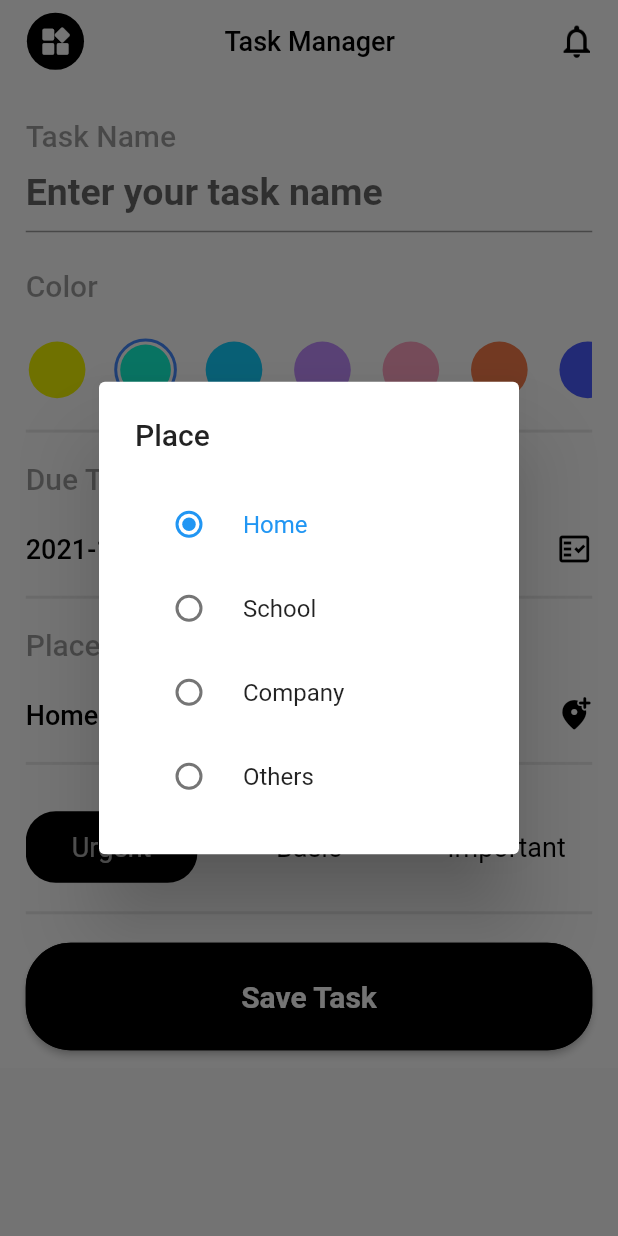
After one commit to tamntt2710/to_do_app, a Flutter app: the AddTaskWidget screen opened directly, after a tap on the "add location alt" icon, on a phone screen of 412 x 824 dp. The commit adds this screen. Run offline on Flutter 3.47's test engine with Material 2 defaults, Android fonts, the phone set to English and light mode, and no system bars; our stand-ins replace flutter_screenutil.

Commit message:
todo_task_done_add_update_delete_v1

```diff
--- /dev/null
+++ b/lib/component/add_task_screen/add_task_screen.dart
@@ -0,0 +1,257 @@
+import 'package:flutter/cupertino.dart';
+import 'package:flutter/material.dart';
+import 'package:flutter_screenutil/flutter_screenutil.dart';
+import 'package:provider/provider.dart';
+import 'package:to_do_app/common/common.dart';
+import 'package:to_do_app/component/data_picker/time_picker.dart';
+import 'package:to_do_app/model/TaskManager.dart';
+import 'package:to_do_app/model/colors.dart';
+import 'package:to_do_app/model/level_of_event.dart';
+import 'package:to_do_app/model/place.dart';
+import 'package:to_do_app/model/task.dart';
+import '../app_bar_custom.dart';
+import '../list_sort_button.dart';
+import 'color_item.dart';
+class AddTaskWidget extends StatefulWidget {
+  const AddTaskWidget({Key? key}) : super(key: key);
+  @override
+  _AddTaskWidgetState createState() => _AddTaskWidgetState();
+}
+class _AddTaskWidgetState extends State<AddTaskWidget> {
+  Task task = Task(day: '27/10/2021',
+    name: 'Happy birthday',
+    place: 'Home', level: 'Important', color: Color(0xFFFFA3C2),);
+  final _formKey = GlobalKey<FormState>();
+
+  @override
+  Widget build(BuildContext context) {
+    return Scaffold(
+      appBar: AppBarCustom(page : 1),
+      body: SingleChildScrollView(
+          child: Container(
+              padding: EdgeInsets.only(left:15.w,top:20.h,right: 15.w),
+              decoration: BoxDecoration(
+                color: Colors.white,
+              ),
+              child: SingleChildScrollView(
+                child: Column(
+                  crossAxisAlignment: CrossAxisAlignment.start,
+                  children: [
+                    Text("Task Name",style:editText),
+                    buildTitle(),
+                    SizedBox(height: 20.h,),
+                    Text("Color",style: editText,),
+                    buldColor(context),
+                    divider,
+                    customPadding("Due Time"),
+                    buildTime(context),
+                    divider,
+                    customPadding("Place"),
+                    buildPlace(context),
+                    divider,
+                    buildLevel(context),
+                    divider,
+                    buildButton(context),
+                  ],
+                ),
+              ))
+      ),
+    );
+  }
+  _showSingleChoiceDialog(BuildContext context)
+  => showDialog(
+      context: context,
+      builder : (context) {
+        final _singleNotifier = Provider.of<Place>(context);
+        return AlertDialog(
+          title: Text("Place"),
+          content: SingleChildScrollView(
+            child: Container(
+                width: double.infinity,
+                child: Column(
+                  mainAxisSize: MainAxisSize.min,
+                  children:
+                  placeOfEvent.map((e) => RadioListTile(
+                    title: Text(e),
+                    value: e,
+                    groupValue: _singleNotifier.currentPlace,
+                    selected: _singleNotifier.currentPlace == e,
+                    onChanged: (value){
+                      _singleNotifier.updatePlace(value.toString());
+                      Navigator.of(context).pop();
+                    },
+                  )).toList(),
+                )
+            ),
+          ),
+        );
+      }
+  );
+  DateTime selectedDate1 = DateTime.now();
+  _selectDate(BuildContext context) async {
+    final _timePicker = Provider.of<DatePickerDState>(context,listen: false);
+    DateTime? picked = await showDatePicker(
+        context: context,
+        initialDate: selectedDate1,
+        firstDate: _timePicker.firstDate,
+        lastDate: _timePicker.lastDate,
+        textDirection: TextDirection.ltr,
+        builder: (context,child){
+          return Theme(
+            data: ThemeData(
+              primaryColor: Color(0xFFFFA3C2),
+              // primarySwatch: Colors.black,
+              accentColor: Color(0xFFFFA3C2),
+            ),
+            child: child as Widget,
+          );
+        }
+    );
+    _timePicker.chooseDate(picked!);
+  }
+
+  Widget buildTitle() => TextField(
+    key: _formKey,
+    maxLines: 1,
+    style: inputText,
+    decoration: InputDecoration(
+      border: UnderlineInputBorder(
+          borderSide: new BorderSide(
+              color: Color(0xFFEAEAEA)
+          )
+      ),
+      hintText: 'Enter your task name',
+
+    ),
+    onChanged: onChangedTitle,
+
+  );
+
+  Widget buildButton(context) => Container(
+    padding: EdgeInsets.only(top: 10.h,bottom: 10.h),
+    height:80.h,
+    child: ElevatedButton(
+        style: ButtonStyle(
+            foregroundColor: MaterialStateProperty.all<Color>(Colors.white),
+            backgroundColor: MaterialStateProperty.all<Color>
+              (Colors.black),
+            shape: MaterialStateProperty.all<RoundedRectangleBorder>(
+                RoundedRectangleBorder(
+                    borderRadius: BorderRadius.circular(30.0),
+                    side: BorderSide(color: Colors.black)
+                )
+            )
+        ),
+        onPressed: addTask,
+        child: Center(
+          child: Text("Save Task",style: TextStyle(
+              fontSize: 20,
+              fontWeight: FontWeight.bold)),
+        )),
+  );
+
+  buldColor(BuildContext context) => Container(
+    margin: EdgeInsets.only(top:20.h,bottom: 10.h),
+    height: 35.h,
+    child: ListView.separated(
+        scrollDirection: Axis.horizontal,
+        itemCount: Provider.of<BackGroundColor>(context).listColors.length,
+        itemBuilder: (context, index) {
+          return ColorItem(
+            color: Provider.of<BackGroundColor>(context,
+                listen:false).listColors[index],
+            selected:  Provider.of<BackGroundColor>(context,
+                listen:false).selectedColor == index ? true:false,
+            press: () {
+              Provider.of<BackGroundColor>(context,
+                  listen:false).chooseColor(index);
+              task.color = Provider.of<BackGroundColor>(context,
+                  listen:false).itemColor;
+            },
+          );
+        },
+        separatorBuilder: (BuildContext context, int index) =>
+            SizedBox(width: 15.w,)),
+  );
+
+  buildTime(BuildContext context) => Padding(
+    padding: EdgeInsets.only(bottom: 10.h),
+    child: Row(
+      mainAxisAlignment: MainAxisAlignment.spaceBetween,
+      children: [
+        Text(
+            Provider.of<DatePickerDState>(context)
+                .dateSelect.toString(),
+            style: textTime
+        ),
+        GestureDetector(
+          onTap: (){
+            Provider.of<DatePickerDState>(context,
+                listen:false).chooseDate(Provider.of<DatePickerDState>(context,
+                listen:false).selectedDate);
+            _selectDate(context);
+            task.day = Provider.of<DatePickerDState>(context,listen: false)
+                .dateSelect
+                .toString();
+          },
+          child: Icon(Icons.fact_check_outlined,color: Colors
+              .black,),
+        ),
+      ],
+    ),
+  );
+
+  buildPlace(BuildContext context) => Padding(
+    padding: EdgeInsets.only(bottom: 10.h),
+    child: Row(
+      mainAxisAlignment: MainAxisAlignment.spaceBetween,
+      children: [
+        Text(
+            Provider.of<Place>(context).currentPlace,
+            style: textTime
+        ),
+        GestureDetector(
+          onTap: (){
+            task.place = Provider.of<Place>(context,listen: false).currentPlace;
+            return _showSingleChoiceDialog(context);
+          },
+          child: Icon(Icons.add_location_alt_rounded,color: Colors
+              .black,),
+        ),
+      ],
+    ),
+  );
+
+  buildLevel(BuildContext context) =>Container(
+    margin: EdgeInsets.only(right: 10.w,bottom: 10.h, top: 20.h),
+    height: 40.h,
+    child: ListView.separated(
+        scrollDirection: Axis.horizontal,
+        itemCount: Provider.of<LevelOfEvent>(context).levels.length,
+        itemBuilder: (context, index) {
+          return SortButtonList(
+            text:
+            Provider.of<LevelOfEvent>(context,
+                listen:false).levels[index],
+            isSeclected:
+            Provider
+                .of<LevelOfEvent>(context,
+                listen:false).selected == index ? true : false,
+            press: () {
+              task.level = Provider.of<LevelOfEvent>(context,
+                  listen:false).levelChoosen;
+              Provider.of<LevelOfEvent>(context,
+                  listen:false).chooseLevel(index);
+            },
+          );
+        },
+        separatorBuilder: (BuildContext context, int index) =>
+            SizedBox(width: 15.w,)),
+  );
+
+  void addTask() {
+    Provider.of<TodosProvider>(context, listen: false).addTodo(task);
+    Navigator.of(context).pop();
+  }
+  void onChangedTitle(String value) => setState(() =>task.name = value);
+}
--- a/lib/component/edit_task_screen/item_event_view.dart
+++ b/lib/component/add_task_screen/item_event_view.dart
@@ -1,7 +1,12 @@
 import 'package:flutter/material.dart';
 import 'package:flutter_screenutil/flutter_screenutil.dart';
+import 'package:provider/provider.dart';
 import 'package:to_do_app/component/Item/text_item.dart';
+import 'package:to_do_app/component/edit_task_screen/edit_screen.dart';
+import 'package:to_do_app/model/TaskManager.dart';
 import 'package:to_do_app/model/task.dart';
+
+import '../../utils.dart';
 class ItemEvent extends StatelessWidget {
   Task task;
   ItemEvent({Key? key,required this.task}) : super(key: key);
@@ -40,11 +45,11 @@ class ItemEvent extends StatelessWidget {
                     ),
                     child: GestureDetector(
                         onTap:(){
-                        //   Navigator.push(
-                        //   context,
-                        //   MaterialPageRoute(
-                        //       builder: (context) => EditTaskScreen()),
-                        // );
+                          Navigator.push(
+                          context,
+                          MaterialPageRoute(
+                              builder: (context) => EditTaskWidget(task: task,)),
+                        );
                         },
                         child: Center(
                             child: Icon(Icons.edit,color: Colors
@@ -58,10 +63,22 @@ class ItemEvent extends StatelessWidget {
               crossAxisAlignment: CrossAxisAlignment.start,
               //   mainAxisAlignment: MainAxisAlignment.spaceBetween,
               children: [
-                Text(task.name,style: TextStyle(
-                    fontSize: 25,
-                    fontWeight: FontWeight.w500
-                ),),
+                Row(
+                  mainAxisAlignment: MainAxisAlignment.spaceBetween,
+                  children: [
+                    Text(task.name,style: TextStyle(
+                        fontSize: 25,
+                        fontWeight: FontWeight.w500
+                    ),),
+                    GestureDetector(
+                        onTap: ()
+                       => deleteTask(context,task),
+                        child: Center(
+                            child: Icon(Icons.delete,color: Colors
+                                .white,size: 25,)))
+                  ],
+
+                ),
                 Row(
                   children: [
                     Icon(Icons.fact_check_outlined,color: Colors
@@ -116,4 +133,9 @@ class ItemEvent extends StatelessWidget {
       ),
     );
   }
+  deleteTask(BuildContext context, Task task) {
+    final provider = Provider.of<TodosProvider>(context, listen: false);
+    provider.removeTodo(task);
+    Utils.showSnackBar(context, 'Deleted the task');
+  }
 }
--- a/lib/component/edit_task_screen/edit_task_screen.dart
+++ b/lib/component/edit_task_screen/edit_screen.dart
@@ -1,28 +1,40 @@
-import 'package:flutter/cupertino.dart';
 import 'package:flutter/material.dart';
 import 'package:flutter_screenutil/flutter_screenutil.dart';
 import 'package:provider/provider.dart';
 import 'package:to_do_app/common/common.dart';
+import 'package:to_do_app/component/add_task_screen/color_item.dart';
 import 'package:to_do_app/component/data_picker/time_picker.dart';
 import 'package:to_do_app/model/TaskManager.dart';
 import 'package:to_do_app/model/colors.dart';
 import 'package:to_do_app/model/level_of_event.dart';
 import 'package:to_do_app/model/place.dart';
 import 'package:to_do_app/model/task.dart';
+
 import '../app_bar_custom.dart';
 import '../list_sort_button.dart';
-import 'color_item.dart';
 class EditTaskWidget extends StatefulWidget {
-  const EditTaskWidget({Key? key}) : super(key: key);
+  final Task task;
+  const EditTaskWidget({Key? key,required this.task}) : super(key: key);
   @override
   _EditTaskWidgetState createState() => _EditTaskWidgetState();
 }
+
 class _EditTaskWidgetState extends State<EditTaskWidget> {
-  Task task = Task(day: '27/10/2021',
-    name: 'Happy birthday',
-    place: 'Home', level: 'Important', color: Color(0xFFFFA3C2),);
   final _formKey = GlobalKey<FormState>();
-
+  late String name;
+  late Color color;
+  late String day;
+  late String place;
+  late String level;
+  @override
+  void initState() {
+    super.initState();
+    name = widget.task.name;
+    color = widget.task.color;
+    day = widget.task.day;
+    place = widget.task.place;
+    level = widget.task.level;
+  }
   @override
   Widget build(BuildContext context) {
     return Scaffold(
@@ -78,6 +90,7 @@ class _EditTaskWidgetState extends State<EditTaskWidget> {
                     selected: _singleNotifier.currentPlace == e,
                     onChanged: (value){
                       _singleNotifier.updatePlace(value.toString());
+                      place = _singleNotifier.currentPlace;
                       Navigator.of(context).pop();
                     },
                   )).toList(),
@@ -108,6 +121,7 @@ class _EditTaskWidgetState extends State<EditTaskWidget> {
         }
     );
     _timePicker.chooseDate(picked!);
+    day = _timePicker.dateSelect.toString();
   }
 
   Widget buildTitle() => TextField(
@@ -142,7 +156,7 @@ class _EditTaskWidgetState extends State<EditTaskWidget> {
                 )
             )
         ),
-        onPressed: addTask,
+        onPressed: updateTask,
         child: Center(
           child: Text("Save Task",style: TextStyle(
               fontSize: 20,
@@ -165,7 +179,7 @@ class _EditTaskWidgetState extends State<EditTaskWidget> {
             press: () {
               Provider.of<BackGroundColor>(context,
                   listen:false).chooseColor(index);
-              task.color = Provider.of<BackGroundColor>(context,
+              color = Provider.of<BackGroundColor>(context,
                   listen:false).itemColor;
             },
           );
@@ -190,7 +204,7 @@ class _EditTaskWidgetState extends State<EditTaskWidget> {
                 listen:false).chooseDate(Provider.of<DatePickerDState>(context,
                 listen:false).selectedDate);
             _selectDate(context);
-            task.day = Provider.of<DatePickerDState>(context,listen: false)
+            day = Provider.of<DatePickerDState>(context,listen: false)
                 .dateSelect
                 .toString();
           },
@@ -212,7 +226,7 @@ class _EditTaskWidgetState extends State<EditTaskWidget> {
         ),
         GestureDetector(
           onTap: (){
-            task.place = Provider.of<Place>(context,listen: false).currentPlace;
+           place = Provider.of<Place>(context,listen: false).currentPlace;
             return _showSingleChoiceDialog(context);
           },
           child: Icon(Icons.add_location_alt_rounded,color: Colors
@@ -238,7 +252,7 @@ class _EditTaskWidgetState extends State<EditTaskWidget> {
                 .of<LevelOfEvent>(context,
                 listen:false).selected == index ? true : false,
             press: () {
-              task.level = Provider.of<LevelOfEvent>(context,
+              level = Provider.of<LevelOfEvent>(context,
                   listen:false).levelChoosen;
               Provider.of<LevelOfEvent>(context,
                   listen:false).chooseLevel(index);
@@ -249,10 +263,11 @@ class _EditTaskWidgetState extends State<EditTaskWidget> {
             SizedBox(width: 15.w,)),
   );
 
-  void addTask() {
-    Provider.of<TodosProvider>(context, listen: false).addTodo(task);
+  void updateTask() {
+    Provider.of<TodosProvider>(context, listen: false).updateTodo(widget.task,
+        name,
+        color,day,place,level);
     Navigator.of(context).pop();
   }
-
-  void onChangedTitle(String value) => setState(() =>task.name = value);
+  void onChangedTitle(String value) => setState(() => name = value);
 }
--- a/lib/main.dart
+++ b/lib/main.dart
@@ -3,10 +3,10 @@ import 'package:flutter_screenutil/flutter_screenutil.dart';
 import 'package:provider/provider.dart';
 import 'package:to_do_app/model/TaskManager.dart';
 import 'common/common.dart';
+import 'component/add_task_screen/add_task_screen.dart';
+import 'component/add_task_screen/item_event_view.dart';
 import 'component/app_bar_custom.dart';
 import 'component/data_picker/time_picker.dart';
-import 'component/edit_task_screen/edit_task_screen.dart';
-import 'component/edit_task_screen/item_event_view.dart';
 import 'component/search_item.dart';
 import 'component/time_sort.dart';
 import 'model/colors.dart';
@@ -105,7 +105,7 @@ class MyHomePage extends StatelessWidget {
           Navigator.push(
             context,
             MaterialPageRoute(
-                builder: (context) => EditTaskWidget(),
+                builder: (context) => AddTaskWidget(),
           ));
         },
         child: Center(child: Icon(Icons.add,size: 30,)),
--- a/lib/model/TaskManager.dart
+++ b/lib/model/TaskManager.dart
@@ -18,4 +18,17 @@ class TodosProvider extends ChangeNotifier {
     listOfTask.add(task);
     notifyListeners();
   }
+  void updateTodo(Task task,String name, Color color, String date, String
+  place, String level){
+    task.name = name;
+    task.color = color;
+    task.day = date;
+    task.place = place;
+    task.level = level;
+    notifyListeners();
+  }
+  void removeTodo(Task task){
+    listOfTask.remove(task);
+    notifyListeners();
+  }
 }
--- /dev/null
+++ b/lib/utils.dart
@@ -0,0 +1,7 @@
+import 'package:flutter/material.dart';
+class Utils {
+  static void showSnackBar(BuildContext context, String text) =>
+      Scaffold.of(context)
+        ..removeCurrentSnackBar()
+        ..showSnackBar(SnackBar(content: Text(text)));
+}
```
Also changed, not shown: lib/component/add_task_screen/color_item.dart (renamed from lib/component/edit_task_screen/color_item.dart).
